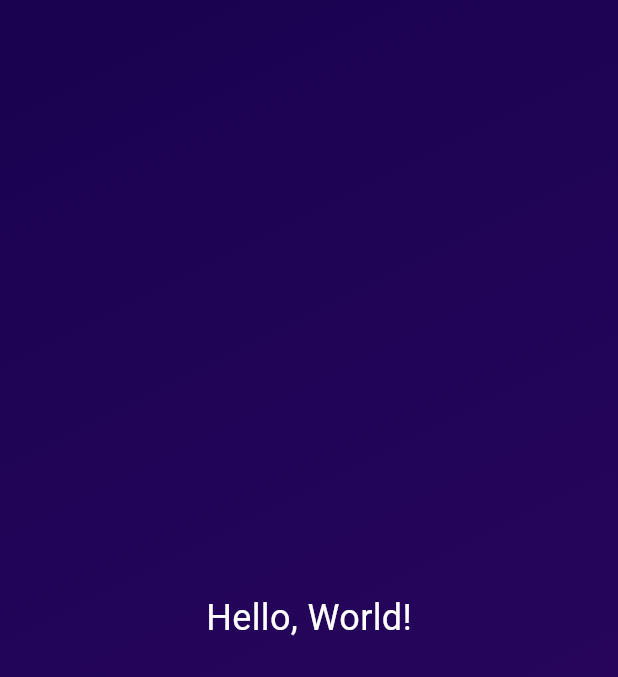
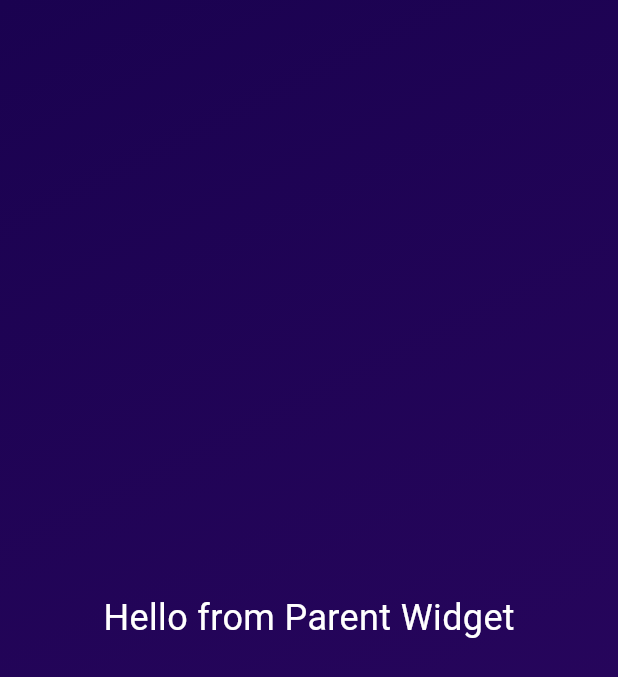
Before and after one commit to MiconJ/flutter_training_app, a Flutter app: the screen it shows after launch, on a phone screen of 412 x 824 dp. Shown: the top 677 px of the screen. Run offline on Flutter 3.47's test engine with Material 3 defaults, Android fonts, the phone set to English and light mode, and no system bars.

Commit message:
commit 189

```diff
--- a/flutter/training_app/lib/gradient_container.dart
+++ b/flutter/training_app/lib/gradient_container.dart
@@ -1,3 +1,9 @@
+import 'package:flutter/material.dart';
+import 'package:training_app/styled_text.dart';
+
+const startAlignment = Alignment.topLeft;
+const endAlignment = Alignment.bottomRight;
+
 class GradientContainer extends StatelessWidget {
   const GradientContainer({super.key});
   @override
@@ -9,17 +15,11 @@ class GradientContainer extends StatelessWidget {
             Color.fromARGB(255, 26, 2, 80),
             Color.fromARGB(255, 45, 7, 98),
           ],
-          begin: Alignment.topLeft,
-          end: Alignment.bottomRight,
+          begin: startAlignment,
+          end: endAlignment,
         ),
       ),
-      child: const Center(
-        // Đặt Text ở giữa
-        child: Text(
-          'Hello, World!',
-          style: TextStyle(color: Colors.white, fontSize: 24),
-        ),
-      ),
+      child: const Center(child: StyledText('Hello from Parent Widget')),
     );
   }
 }
--- /dev/null
+++ b/flutter/training_app/lib/styled_text.dart
@@ -0,0 +1,12 @@
+import 'package:flutter/material.dart';
+
+class StyledText extends StatelessWidget {
+  const StyledText(this.text, {super.key});
+
+  final String text;
+  @override
+  Widget build(context) {
+    return Text(text,
+        style: const TextStyle(color: Colors.white, fontSize: 24));
+  }
+}
```
Also changed, not shown: flutter/quizz_app/analysis_options.yaml (added, +28 -0 lines), flutter/quizz_app/lib/main.dart (added, +24 -0 lines), flutter/quizz_app/lib/start_screen.dart (added, +47 -0 lines), flutter/quizz_app/pubspec.yaml (added, +89 -0 lines), flutter/quizz_app/assets/images/quiz-logo.png (added), flutter/quizz_app/pubspec.lock (added), 124 other files.
